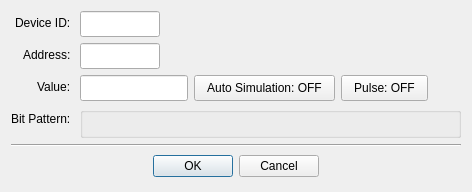
The window that src/dialogs/dialogwriteholdingregister.ui (sanny32/OpenModScan) describes before a commit, drawn with Qt 5.
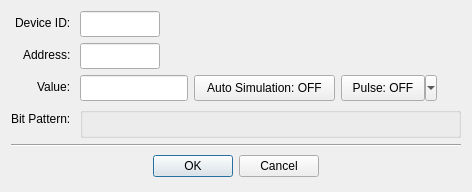
The same window after the commit. Custom widgets are drawn as their Qt base class.

Commit message: Developing pulse mode button

```diff
--- a/src/dialogs/dialogwriteholdingregister.ui
+++ b/src/dialogs/dialogwriteholdingregister.ui
@@ -120,7 +120,7 @@
       </widget>
      </item>
      <item>
-      <widget class="QPushButton" name="pushButtonPulse">
+      <widget class="QToolButton" name="toolButtonPulse">
        <property name="minimumSize">
         <size>
          <width>0</width>
@@ -128,11 +128,17 @@
         </size>
        </property>
        <property name="styleSheet">
-        <string notr="true">padding: 4px 12px;</string>
+         <string notr="true">padding: 0px 12px;</string>
        </property>
        <property name="text">
         <string>Pulse: OFF</string>
        </property>
+        <property name="popupMode">
+         <enum>QToolButton::MenuButtonPopup</enum>
+        </property>
+        <property name="toolButtonStyle">
+         <enum>Qt::ToolButtonTextOnly</enum>
+        </property>
       </widget>
      </item>
      <item>
```
Left out of the diff: 8 changed lines with no effect on the pictures. Lines whose indentation alone changed are shown as unchanged. The commit also changes 3 other files.
